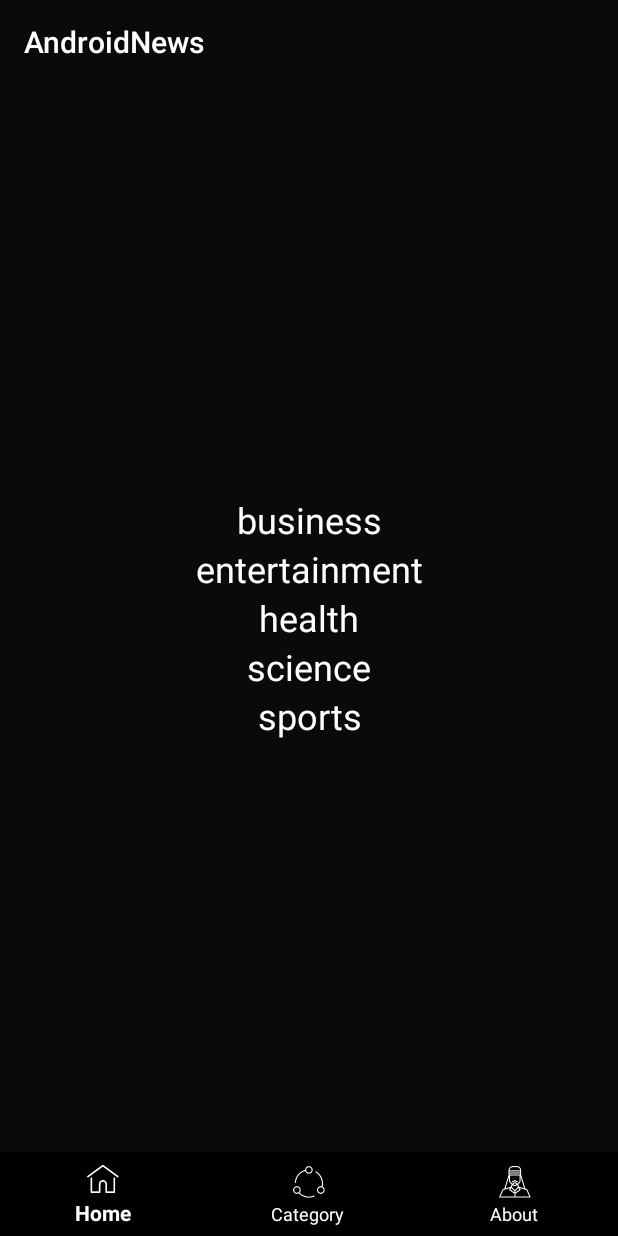
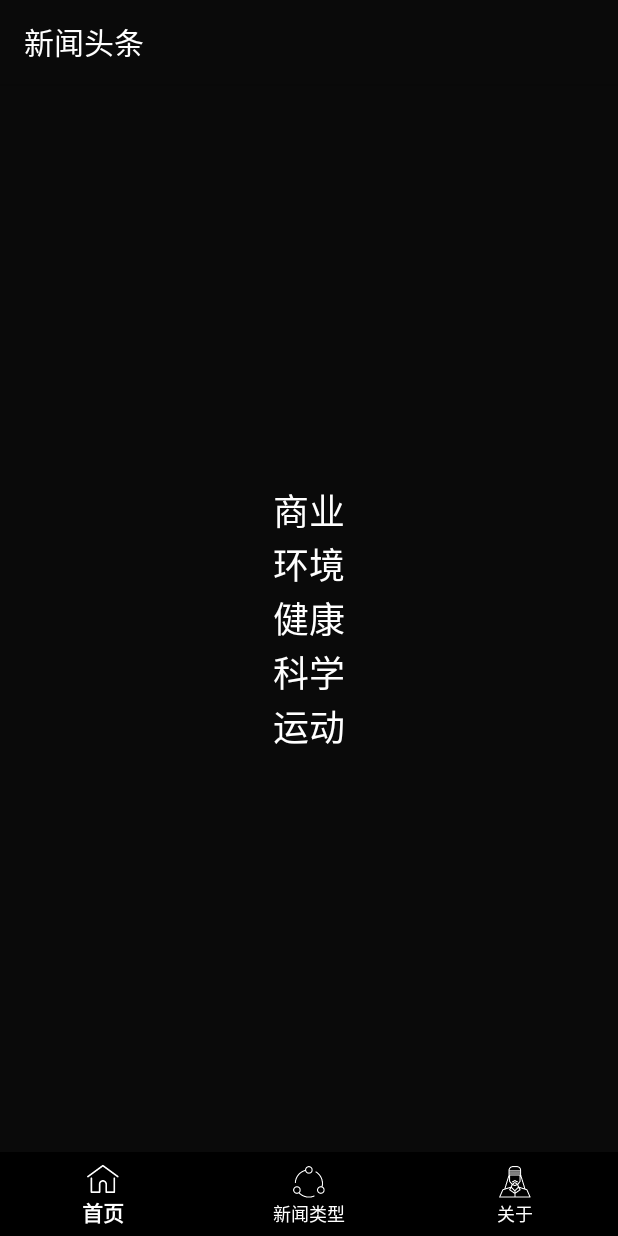
Before and after one commit to Passworld14/AndroidNewsApp, an Android app: the screen it shows after launch (MainActivity), item 2 of the bottom bar chosen, on a phone screen of 412 x 824 dp. Run offline under Robolectric (Android 15) with nearby library versions, the phone set to English and light mode, and no system bars; libraries missing offline, so code that uses them is left out: com.github.ybq.android, com.nostra13.universalimageloader; 1 statement that could not run was skipped.

```diff
--- a/app/src/main/java/com/app/androidnews/CategoryDetail.java
+++ b/app/src/main/java/com/app/androidnews/CategoryDetail.java
@@ -81,10 +81,10 @@ public class CategoryDetail extends AppCompatActivity {
 
     private void tampilkanCategory(String category){
 
-        getJsonAll.getNewsListCategory("id", category, "94dbfe81124e4f6eaa34583005e20cb0").enqueue(new Callback<NewsList>() {
+        getJsonAll.getNewsListCategory("cn", category, "cb012f81982d4ebaa012f4f434260b4b").enqueue(new Callback<NewsList>() {
             @Override
             public void onResponse(Call<NewsList> call, Response<NewsList> response) {
-                Log.d("berhasil", response + "");
+                Log.d("good", response + "");
 
                 spinKitView.setVisibility(View.VISIBLE);
 
--- a/app/src/main/java/com/app/androidnews/fragmentku/FragmentHome.java
+++ b/app/src/main/java/com/app/androidnews/fragmentku/FragmentHome.java
@@ -54,7 +54,7 @@ public class FragmentHome extends Fragment {
 
         getJsonAll = RetrofitConfigToJson.getResponses();
 
-        getJsonAll.getNewsList("id", "94dbfe81124e4f6eaa34583005e20cb0").enqueue(new Callback<NewsList>() {
+        getJsonAll.getNewsList("cn", "cb012f81982d4ebaa012f4f434260b4b").enqueue(new Callback<NewsList>() {
             @Override
             public void onResponse(Call<NewsList> call, Response<NewsList> response) {
                 Log.d("berhasil", response + "");
--- a/app/src/main/res/layout/category_detail.xml
+++ b/app/src/main/res/layout/category_detail.xml
@@ -16,7 +16,7 @@
 
     <android.support.v7.widget.RecyclerView
         android:id="@+id/recycler_detail"
-        android:text="@string/app_name"
+        android:text="新闻头条"
         android:textSize="23dp"
         android:gravity="center_horizontal"
         android:layout_centerInParent="true"
--- a/app/src/main/res/layout/fragment_category.xml
+++ b/app/src/main/res/layout/fragment_category.xml
@@ -13,16 +13,16 @@
 
         <TextView
             android:id="@+id/business"
-            android:text="business"
+            android:layout_width="match_parent"
+            android:layout_height="wrap_content"
             android:gravity="center_horizontal"
-            android:textSize="24dp"
+            android:text="商业"
             android:textColor="#ffffff"
-            android:layout_width="match_parent"
-            android:layout_height="wrap_content" />
+            android:textSize="24dp" />
 
         <TextView
             android:id="@+id/entertainment"
-            android:text="entertainment"
+            android:text="环境"
             android:gravity="center_horizontal"
             android:textSize="24dp"
             android:textColor="#ffffff"
@@ -31,7 +31,7 @@
 
         <TextView
             android:id="@+id/health"
-            android:text="health"
+            android:text="健康"
             android:gravity="center_horizontal"
             android:textSize="24dp"
             android:textColor="#ffffff"
@@ -40,7 +40,7 @@
 
         <TextView
             android:id="@+id/science"
-            android:text="science"
+            android:text="科学"
             android:gravity="center_horizontal"
             android:textSize="24dp"
             android:textColor="#ffffff"
@@ -49,7 +49,7 @@
 
         <TextView
             android:id="@+id/sports"
-            android:text="sports"
+            android:text="运动"
             android:gravity="center_horizontal"
             android:textSize="24dp"
             android:textColor="#ffffff"
--- a/app/src/main/res/menu/news_bottom.xml
+++ b/app/src/main/res/menu/news_bottom.xml
@@ -3,14 +3,14 @@
 
     <item android:id="@+id/home"
         android:icon="@mipmap/ic_home"
-        android:title="Home"/>
+        android:title="首页"/>
 
     <item android:id="@+id/category"
         android:icon="@mipmap/ic_news"
-        android:title="Category"/>
+        android:title="新闻类型"/>
 
     <item android:id="@+id/about"
         android:icon="@mipmap/ic_about"
-        android:title="About"/>
+        android:title="关于"/>
 
 </menu>
--- a/app/src/main/res/values/strings.xml
+++ b/app/src/main/res/values/strings.xml
@@ -1,3 +1,3 @@
 <resources>
-    <string name="app_name">AndroidNews</string>
+    <string name="app_name">新闻头条</string>
 </resources>
--- a/build.gradle
+++ b/build.gradle
@@ -7,7 +7,7 @@ buildscript {
 
     }
     dependencies {
-        classpath 'com.android.tools.build:gradle:3.4.1'
+        classpath 'com.android.tools.build:gradle:4.2.2'
 
         // NOTE: Do not place your application dependencies here; they belong
         // in the individual module build.gradle files
```
Also changed, not shown: app/src/main/res/layout/adapter_news.xml (+4 -4 lines), app/src/main/res/layout/fragment_about.xml (+4 -4 lines), gradle/wrapper/gradle-wrapper.properties, 1 other file.
